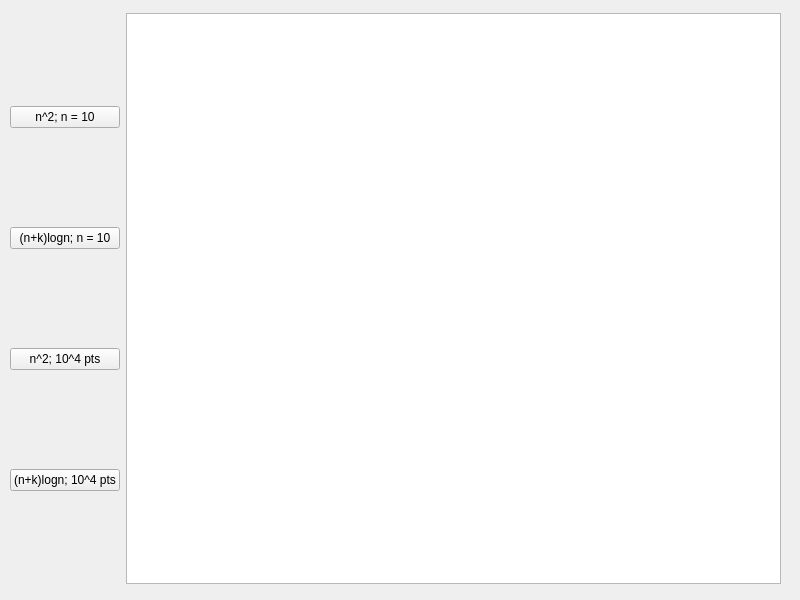
This is Computational Geometry(Python)/SegmentIntersection/untitled.ui in ukitta555/University-Assignments as Qt 5 draws it before an edit. The edited form follows.
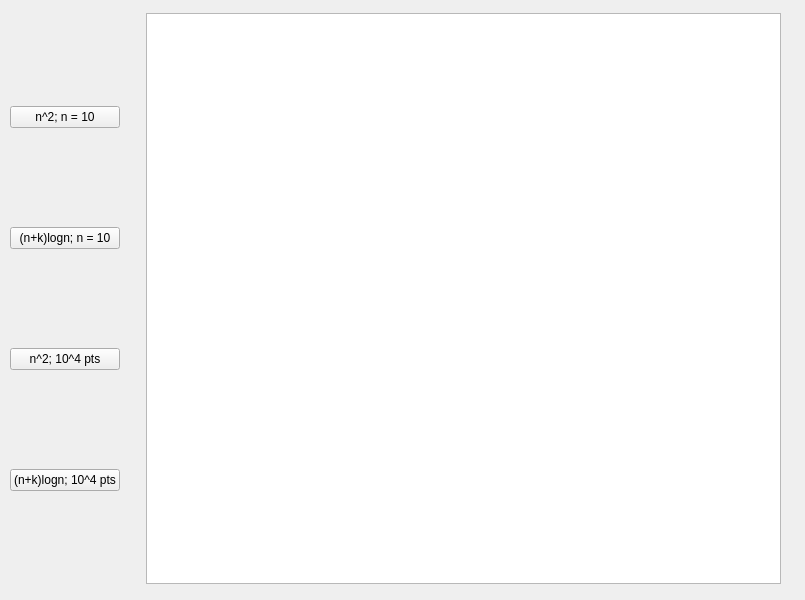
This is the edited form.

Patch:
```diff
--- a/Computational Geometry(Python)/SegmentIntersection/untitled.ui
+++ b/Computational Geometry(Python)/SegmentIntersection/untitled.ui
@@ -6,7 +6,7 @@
    <rect>
     <x>0</x>
     <y>0</y>
-    <width>800</width>
+    <width>805</width>
     <height>600</height>
    </rect>
   </property>
@@ -23,7 +23,7 @@
       <height>571</height>
      </rect>
     </property>
-    <layout class="QHBoxLayout" name="horizontalLayout">
+    <layout class="QHBoxLayout" name="horizontalLayout" stretch="0,0,0">
      <item>
       <layout class="QVBoxLayout" name="verticalLayout">
        <item>
@@ -56,11 +56,30 @@
        </item>
       </layout>
      </item>
+     <item>
+      <spacer name="verticalSpacer">
+       <property name="orientation">
+        <enum>Qt::Vertical</enum>
+       </property>
+       <property name="sizeHint" stdset="0">
+        <size>
+         <width>20</width>
+         <height>40</height>
+        </size>
+       </property>
+      </spacer>
+     </item>
      <item>
       <widget class="QGraphicsView" name="DrawingBoard">
+       <property name="sizePolicy">
+        <sizepolicy hsizetype="Expanding" vsizetype="Expanding">
+         <horstretch>1</horstretch>
+         <verstretch>1</verstretch>
+        </sizepolicy>
+       </property>
        <property name="maximumSize">
         <size>
-         <width>16777215</width>
+         <width>636</width>
          <height>601</height>
         </size>
        </property>
```
Left out of the diff: 2 changed lines with no effect on the pictures.
